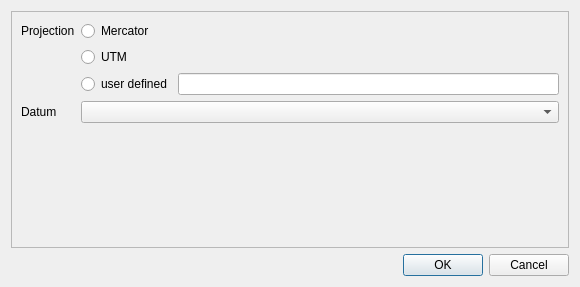
First picture: the form in src/IDlgProjWizzard.ui, repository ntruchsess/QLandkarteGT, before the edit.
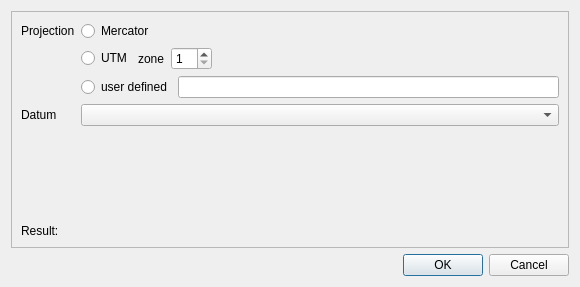
Second picture: the form after the edit.

Patch:
```diff
--- a/src/IDlgProjWizzard.ui
+++ b/src/IDlgProjWizzard.ui
@@ -37,11 +37,45 @@
        </widget>
       </item>
       <item row="1" column="1" >
-       <widget class="QRadioButton" name="radioUTM" >
-        <property name="text" >
-         <string>UTM</string>
-        </property>
-       </widget>
+       <layout class="QHBoxLayout" >
+        <item>
+         <widget class="QRadioButton" name="radioUTM" >
+          <property name="text" >
+           <string>UTM</string>
+          </property>
+         </widget>
+        </item>
+        <item>
+         <widget class="QLabel" name="label_3" >
+          <property name="text" >
+           <string>zone</string>
+          </property>
+         </widget>
+        </item>
+        <item>
+         <widget class="QSpinBox" name="spinUTMZone" >
+          <property name="minimum" >
+           <number>1</number>
+          </property>
+          <property name="maximum" >
+           <number>60</number>
+          </property>
+         </widget>
+        </item>
+        <item>
+         <spacer>
+          <property name="orientation" >
+           <enum>Qt::Horizontal</enum>
+          </property>
+          <property name="sizeHint" >
+           <size>
+            <width>40</width>
+            <height>20</height>
+           </size>
+          </property>
+         </spacer>
+        </item>
+       </layout>
       </item>
       <item row="2" column="1" >
        <layout class="QHBoxLayout" >
@@ -53,7 +87,7 @@
          </widget>
         </item>
         <item>
-         <widget class="QLineEdit" name="lineEdit" />
+         <widget class="QLineEdit" name="lineUserDef" />
         </item>
        </layout>
       </item>
@@ -80,6 +114,20 @@
         </property>
        </spacer>
       </item>
+      <item row="5" column="0" >
+       <widget class="QLabel" name="label_4" >
+        <property name="text" >
+         <string>Result:</string>
+        </property>
+       </widget>
+      </item>
+      <item row="5" column="1" >
+       <widget class="QLabel" name="labelResult" >
+        <property name="text" >
+         <string/>
+        </property>
+       </widget>
+      </item>
      </layout>
     </widget>
    </item>
```
